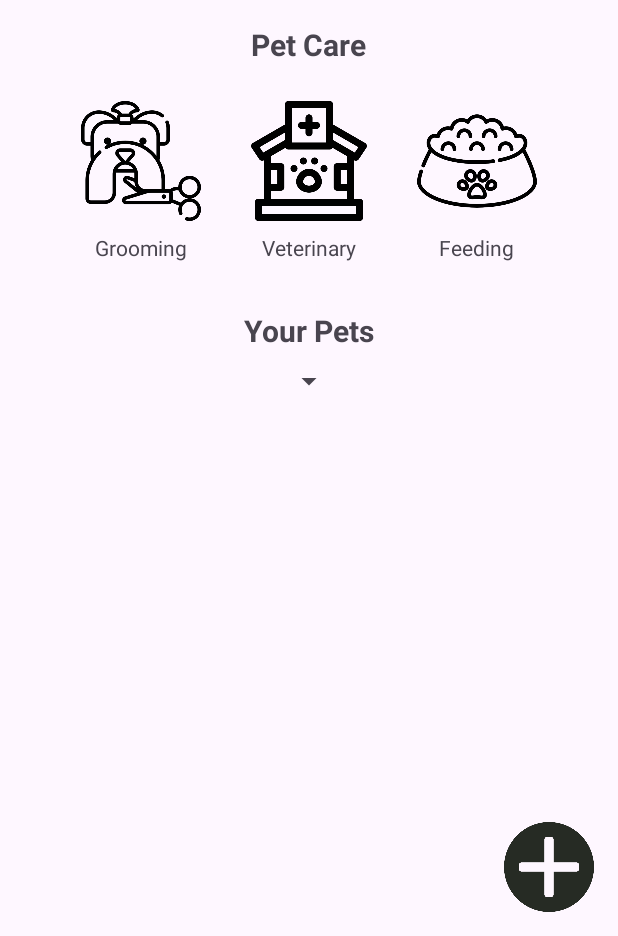
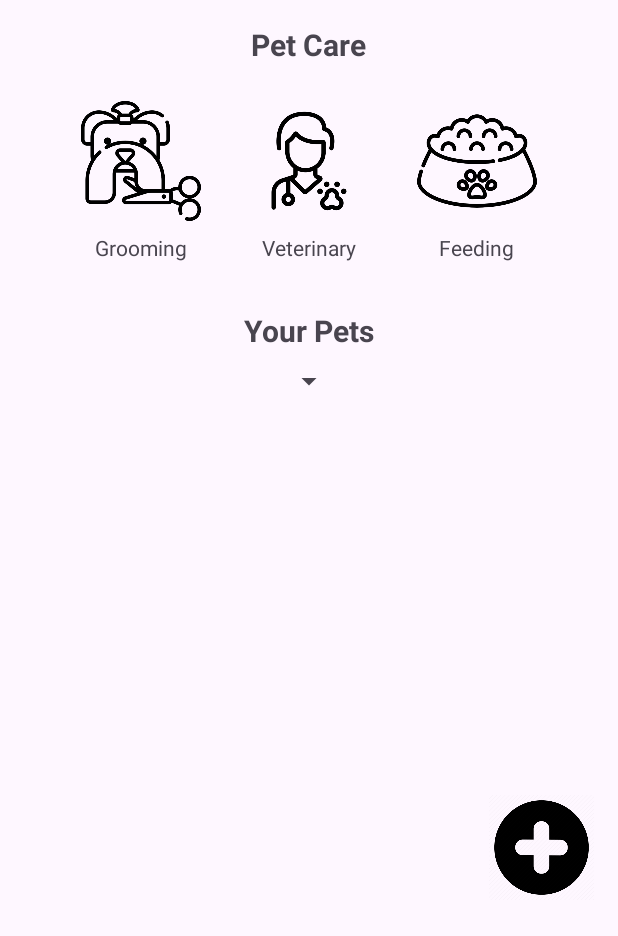
Before and after one commit to lexilure/MOBDEVE-MCO, an Android app: the layout activity_main.xml on its own in the app's theme, with its tools: preview values and no code run, on a phone screen of 412 x 824 dp, the part 300-1236 px from its top. Run offline under Robolectric (Android 15) with nearby library versions, the phone set to English and light mode, and no system bars.

Commit message:
Polish 2

```diff
--- a/app/src/main/res/layout/activity_main.xml
+++ b/app/src/main/res/layout/activity_main.xml
@@ -151,18 +151,18 @@
         android:layout_below="@id/spinnerSort"
         android:layout_centerHorizontal="true"
         android:layout_marginStart="16dp"
-        android:layout_marginEnd="16dp" />
+        android:layout_marginEnd="16dp"/>
+
 
     <!-- Floating Action Button for adding a new pet -->
     <androidx.appcompat.widget.AppCompatImageButton
         android:id="@+id/fabAddPet"
-        android:layout_width="60dp"
-        android:layout_height="60dp"
-        android:contentDescription="Add New Pet"
+        android:layout_width="70dp"
+        android:layout_height="70dp"
         android:background="@drawable/add_button"
         android:layout_alignParentBottom="true"
         android:layout_alignParentEnd="true"
-        android:layout_marginBottom="16dp"
+        android:layout_marginBottom="24dp"
         android:layout_marginEnd="16dp"
         android:onClick="goToAddPetActivity" />
 </RelativeLayout>
--- a/app/src/main/res/layout/pet_item.xml
+++ b/app/src/main/res/layout/pet_item.xml
@@ -9,7 +9,7 @@
     app:cardElevation="4dp">
 
     <LinearLayout
-        android:layout_width="wrap_content"
+        android:layout_width="match_parent"
         android:layout_height="wrap_content"
         android:orientation="vertical"
         android:padding="16dp"
```
Also changed, not shown: app/src/main/res/drawable/add_button.png, app/src/main/res/drawable/vet.png, 15 other files.
